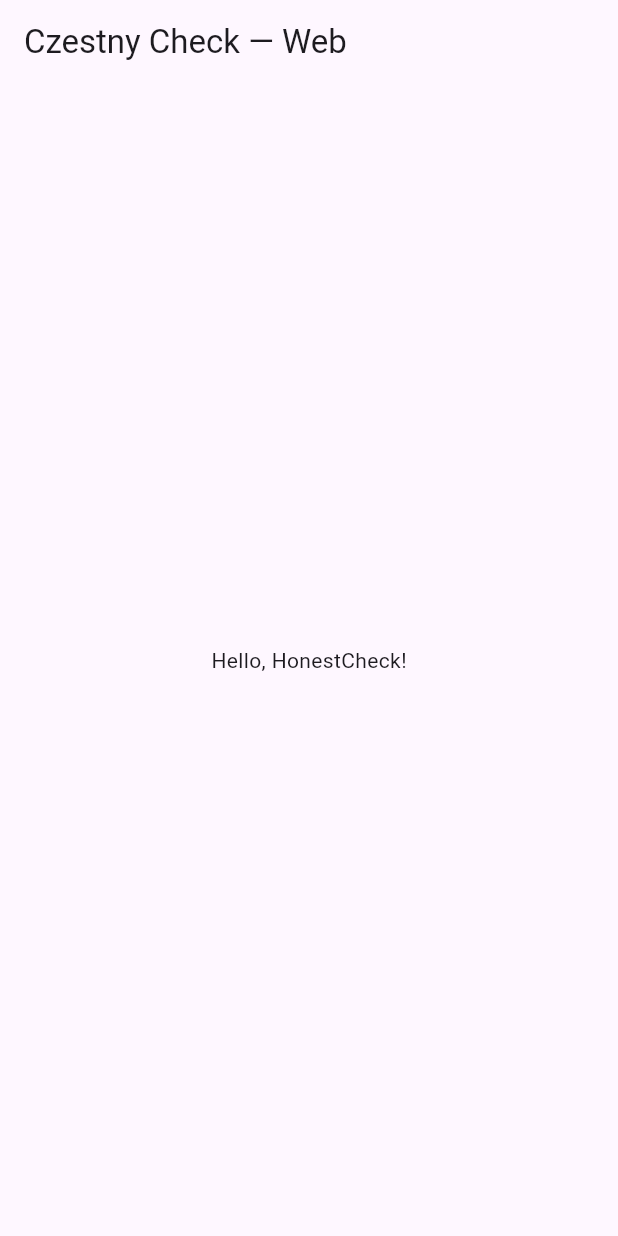
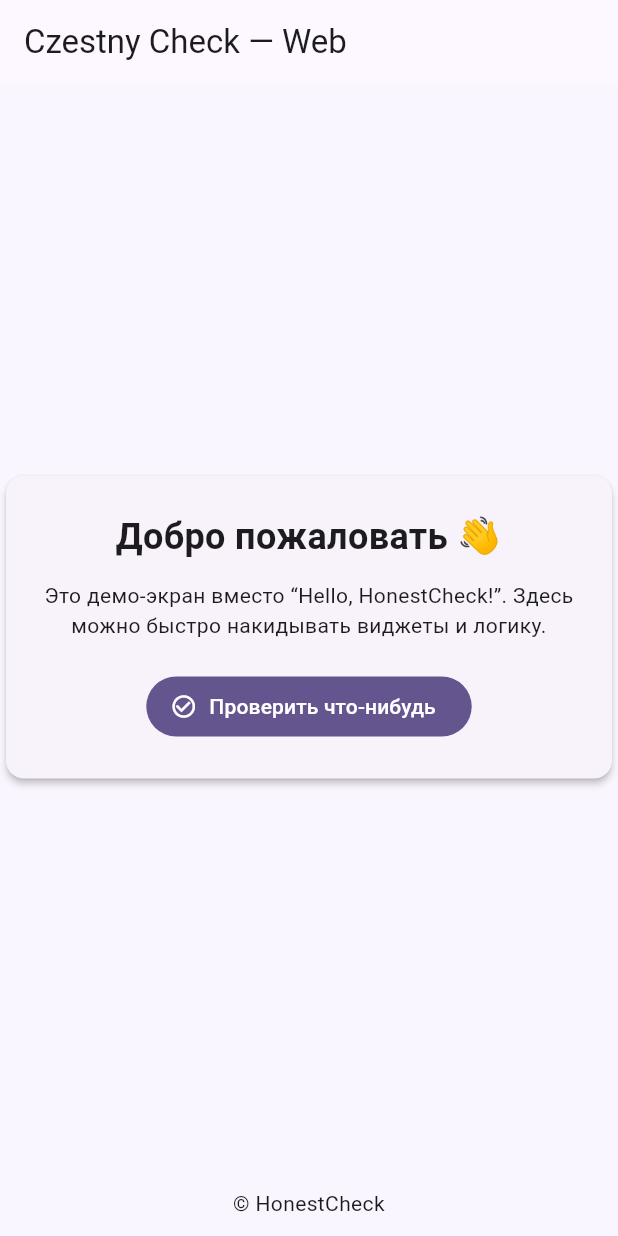
Before and after one commit to Andust974/czestny_check, a Flutter app: the screen it shows after launch, on a phone screen of 412 x 824 dp. Run offline on Flutter 3.47's test engine with Material 3 defaults, Android fonts, the light colour scheme and no system bars.

Commit message:
ui: replace placeholder with simple landing card

```diff
--- a/lib/main.dart
+++ b/lib/main.dart
@@ -1,26 +1,71 @@
 import 'package:flutter/material.dart';
 
-void main() => runApp(const App());
+void main() => runApp(const CzestnyCheckApp());
 
-class App extends StatelessWidget {
-  const App({super.key});
+class CzestnyCheckApp extends StatelessWidget {
+  const CzestnyCheckApp({super.key});
+
   @override
   Widget build(BuildContext context) {
     return MaterialApp(
-      title: 'Czestny Check',
-      theme: ThemeData(colorSchemeSeed: const Color(0xFF6C48B7), useMaterial3: true),
-      home: const Home(),
+      title: 'Czestny Check — Web',
+      theme: ThemeData(
+        colorSchemeSeed: const Color(0xFF6750A4),
+        useMaterial3: true,
+        scaffoldBackgroundColor: const Color(0xFFFAF6FF),
+      ),
+      home: const HomeScreen(),
+      debugShowCheckedModeBanner: false,
     );
   }
 }
 
-class Home extends StatelessWidget {
-  const Home({super.key});
+class HomeScreen extends StatelessWidget {
+  const HomeScreen({super.key});
+
   @override
   Widget build(BuildContext context) {
     return Scaffold(
       appBar: AppBar(title: const Text('Czestny Check — Web')),
-      body: const Center(child: Text('Hello, HonestCheck!')),
+      body: Center(
+        child: ConstrainedBox(
+          constraints: const BoxConstraints(maxWidth: 680),
+          child: Card(
+            elevation: 2,
+            child: Padding(
+              padding: const EdgeInsets.all(24),
+              child: Column(
+                mainAxisSize: MainAxisSize.min,
+                children: [
+                  const Text(
+                    'Добро пожаловать 👋',
+                    style: TextStyle(fontSize: 24, fontWeight: FontWeight.w600),
+                  ),
+                  const SizedBox(height: 12),
+                  Text(
+                    'Это демо-экран вместо “Hello, HonestCheck!”. Здесь можно быстро накидывать виджеты и логику.',
+                    textAlign: TextAlign.center,
+                    style: Theme.of(context).textTheme.bodyMedium,
+                  ),
+                  const SizedBox(height: 20),
+                  FilledButton.icon(
+                    onPressed: () {},
+                    icon: const Icon(Icons.check_circle_outline),
+                    label: const Text('Проверить что-нибудь'),
+                  ),
+                ],
+              ),
+            ),
+          ),
+        ),
+      ),
+      bottomNavigationBar: const Padding(
+        padding: EdgeInsets.all(12),
+        child: Text(
+          '© HonestCheck',
+          textAlign: TextAlign.center,
+        ),
+      ),
     );
   }
 }
```
